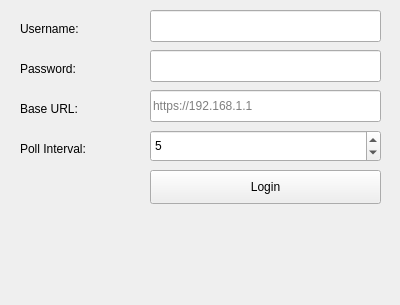
Before: the Qt Designer form mainwindow.ui in fabianfrz/usermapping-authenticator, drawn with Qt 5.
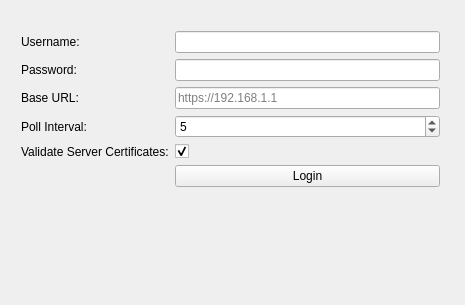
After: the same form once the commit is applied.

Commit message: add checkbox to disable TLS verification

The edit to the form file:
```diff
--- a/mainwindow.ui
+++ b/mainwindow.ui
@@ -6,7 +6,7 @@
    <rect>
     <x>0</x>
     <y>0</y>
-    <width>400</width>
+    <width>465</width>
     <height>305</height>
    </rect>
   </property>
@@ -14,77 +14,72 @@
    <string>OPNsense Network Authenticator</string>
   </property>
   <widget class="QWidget" name="centralWidget">
-   <widget class="QPushButton" name="pushButton">
+   <widget class="QWidget" name="formLayoutWidget">
     <property name="geometry">
      <rect>
-      <x>150</x>
-      <y>170</y>
-      <width>231</width>
-      <height>34</height>
-     </rect>
-    </property>
-    <property name="text">
-     <string>Login</string>
-    </property>
-   </widget>
-   <widget class="QLabel" name="label">
-    <property name="geometry">
-     <rect>
-      <x>20</x>
+      <x>10</x>
       <y>20</y>
-      <width>71</width>
-      <height>18</height>
+      <width>441</width>
+      <height>221</height>
      </rect>
     </property>
+    <layout class="QFormLayout" name="formLayout">
+     <property name="sizeConstraint">
+      <enum>QLayout::SetMaximumSize</enum>
+     </property>
+     <property name="labelAlignment">
+      <set>Qt::AlignLeading|Qt::AlignLeft|Qt::AlignVCenter</set>
+     </property>
+     <property name="formAlignment">
+      <set>Qt::AlignLeading|Qt::AlignLeft|Qt::AlignTop</set>
+     </property>
+     <item row="0" column="0">
+      <widget class="QLabel" name="label">
     <property name="text">
      <string>Username:</string>
     </property>
    </widget>
-   <widget class="QLineEdit" name="username">
-    <property name="geometry">
-     <rect>
-      <x>150</x>
-      <y>10</y>
-      <width>231</width>
-      <height>32</height>
-     </rect>
-    </property>
-   </widget>
+     </item>
+     <item row="0" column="1">
+      <widget class="QLineEdit" name="username"/>
+     </item>
+     <item row="1" column="0">
+      <widget class="QLabel" name="label_2">
+       <property name="text">
+        <string>Password:</string>
+       </property>
+      </widget>
+     </item>
+     <item row="1" column="1">
    <widget class="QLineEdit" name="password">
-    <property name="geometry">
-     <rect>
-      <x>150</x>
-      <y>50</y>
-      <width>231</width>
-      <height>32</height>
-     </rect>
-    </property>
     <property name="echoMode">
      <enum>QLineEdit::NoEcho</enum>
     </property>
    </widget>
-   <widget class="QLabel" name="label_2">
-    <property name="geometry">
-     <rect>
-      <x>20</x>
-      <y>60</y>
-      <width>71</width>
-      <height>18</height>
-     </rect>
-    </property>
+     </item>
+     <item row="2" column="0">
+      <widget class="QLabel" name="label_4">
+       <property name="text">
+        <string>Base URL:</string>
+       </property>
+      </widget>
+     </item>
+     <item row="2" column="1">
+      <widget class="QLineEdit" name="base_url">
+       <property name="placeholderText">
+        <string>https://192.168.1.1</string>
+       </property>
+      </widget>
+     </item>
+     <item row="3" column="0">
+      <widget class="QLabel" name="label_3">
     <property name="text">
-     <string>Password:</string>
-    </property>
-   </widget>
+        <string>Poll Interval:</string>
+       </property>
+      </widget>
+     </item>
+     <item row="3" column="1">
    <widget class="QSpinBox" name="poll_seconds">
-    <property name="geometry">
-     <rect>
-      <x>150</x>
-      <y>130</y>
-      <width>231</width>
-      <height>32</height>
-     </rect>
-    </property>
     <property name="minimum">
      <number>1</number>
     </property>
@@ -95,44 +90,35 @@
      <number>5</number>
     </property>
    </widget>
-   <widget class="QLabel" name="label_3">
-    <property name="geometry">
-     <rect>
-      <x>20</x>
-      <y>140</y>
-      <width>111</width>
-      <height>18</height>
-     </rect>
-    </property>
+     </item>
+     <item row="5" column="1">
+      <widget class="QPushButton" name="pushButton">
     <property name="text">
-     <string>Poll Interval:</string>
-    </property>
-   </widget>
-   <widget class="QLabel" name="label_4">
-    <property name="geometry">
-     <rect>
-      <x>20</x>
-      <y>100</y>
-      <width>71</width>
-      <height>18</height>
-     </rect>
+        <string>Login</string>
+       </property>
+      </widget>
+     </item>
+     <item row="4" column="1">
+      <widget class="QCheckBox" name="validateServerCerts">
+       <property name="enabled">
+        <bool>true</bool>
     </property>
     <property name="text">
-     <string>Base URL:</string>
-    </property>
-   </widget>
-   <widget class="QLineEdit" name="base_url">
-    <property name="geometry">
-     <rect>
-      <x>150</x>
-      <y>90</y>
-      <width>231</width>
-      <height>32</height>
-     </rect>
-    </property>
-    <property name="placeholderText">
-     <string>https://192.168.1.1</string>
-    </property>
+        <string/>
+       </property>
+       <property name="checked">
+        <bool>true</bool>
+       </property>
+      </widget>
+     </item>
+     <item row="4" column="0">
+      <widget class="QLabel" name="label_5">
+       <property name="text">
+        <string>Validate Server Certificates:</string>
+       </property>
+      </widget>
+     </item>
+    </layout>
    </widget>
   </widget>
   <widget class="QMenuBar" name="menuBar">
```
Left out of the diff: 2 changed lines with no effect on the pictures. Lines whose indentation alone changed are shown as unchanged. The commit also changes 2 other files.
